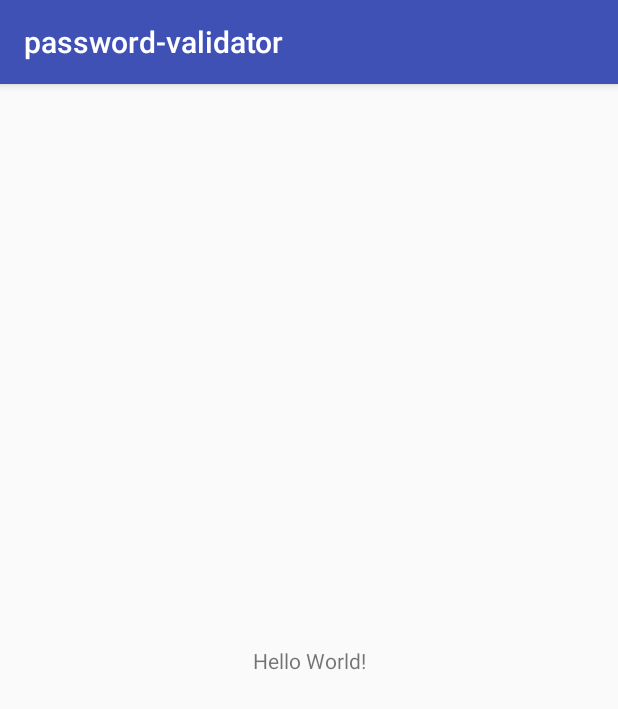
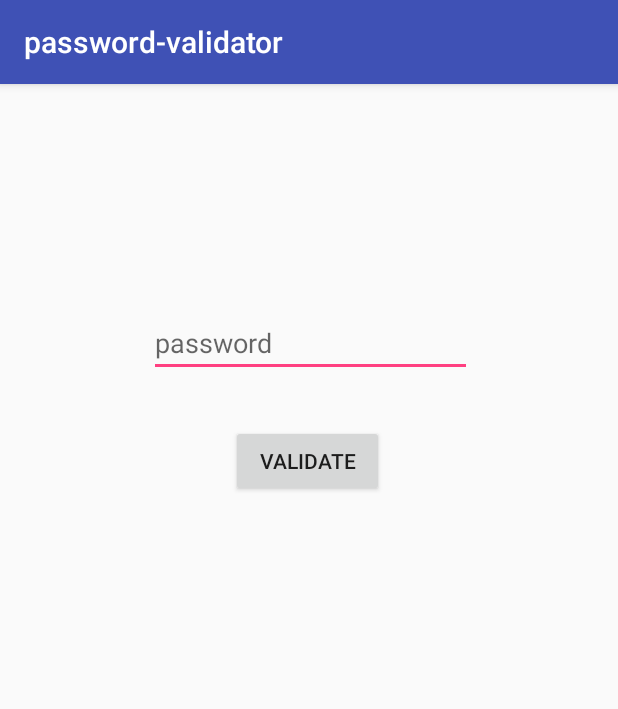
Before and after one commit to wanlile/password-validator, an Android app: the screen it shows after launch (MainActivity), on a phone screen of 412 x 824 dp. Shown: the top 709 px of the screen. Run offline under Robolectric (Android 15) with nearby library versions, the phone set to English and light mode, and no system bars.

Commit message:
a2-stage3

```diff
--- a/build.gradle
+++ b/build.gradle
@@ -23,6 +23,7 @@ dependencies {
     implementation 'com.android.support:appcompat-v7:27.1.1'
     implementation 'com.android.support.constraint:constraint-layout:1.1.1'
     testImplementation 'junit:junit:4.12'
+    androidTestImplementation 'com.android.support.test:rules:1.0.2'
     androidTestImplementation 'com.android.support.test:runner:1.0.2'
     androidTestImplementation 'com.android.support.test.espresso:espresso-core:3.0.2'
 }
--- a/src/main/res/layout/activity_main.xml
+++ b/src/main/res/layout/activity_main.xml
@@ -6,13 +6,45 @@
     android:layout_height="match_parent"
     tools:context=".MainActivity">
 
+    <EditText
+        android:id="@+id/password"
+        android:layout_width="215dp"
+        android:layout_height="wrap_content"
+        android:layout_marginBottom="26dp"
+        android:layout_marginEnd="84dp"
+        android:layout_marginStart="85dp"
+        android:layout_marginTop="150dp"
+        android:ems="10"
+        android:hint="password"
+        android:inputType="textPersonName"
+        app:layout_constraintBottom_toTopOf="@+id/validate"
+        app:layout_constraintEnd_toEndOf="parent"
+        app:layout_constraintStart_toStartOf="parent"
+        app:layout_constraintTop_toTopOf="parent" />
+
+    <Button
+        android:id="@+id/validate"
+        android:layout_width="102dp"
+        android:layout_height="wrap_content"
+        android:layout_marginEnd="142dp"
+        android:layout_marginStart="140dp"
+        android:layout_marginTop="32dp"
+        android:onClick="Validate"
+        android:text="VALIDATE"
+        app:layout_constraintEnd_toEndOf="parent"
+        app:layout_constraintStart_toStartOf="parent"
+        app:layout_constraintTop_toBottomOf="@+id/password" />
+
     <TextView
+        android:id="@+id/result"
         android:layout_width="wrap_content"
         android:layout_height="wrap_content"
-        android:text="Hello World!"
+        android:layout_marginBottom="173dp"
+        android:layout_marginEnd="163dp"
+        android:layout_marginStart="163dp"
+        android:layout_marginTop="43dp"
         app:layout_constraintBottom_toBottomOf="parent"
-        app:layout_constraintLeft_toLeftOf="parent"
-        app:layout_constraintRight_toRightOf="parent"
-        app:layout_constraintTop_toTopOf="parent" />
-
+        app:layout_constraintEnd_toEndOf="parent"
+        app:layout_constraintStart_toStartOf="parent"
+        app:layout_constraintTop_toBottomOf="@+id/validate" />
 </android.support.constraint.ConstraintLayout>
```
Also changed, not shown: src/main/java/com/example/wanlile/password_validator/MainActivity.java (+16 -1 lines), 3 other files.
